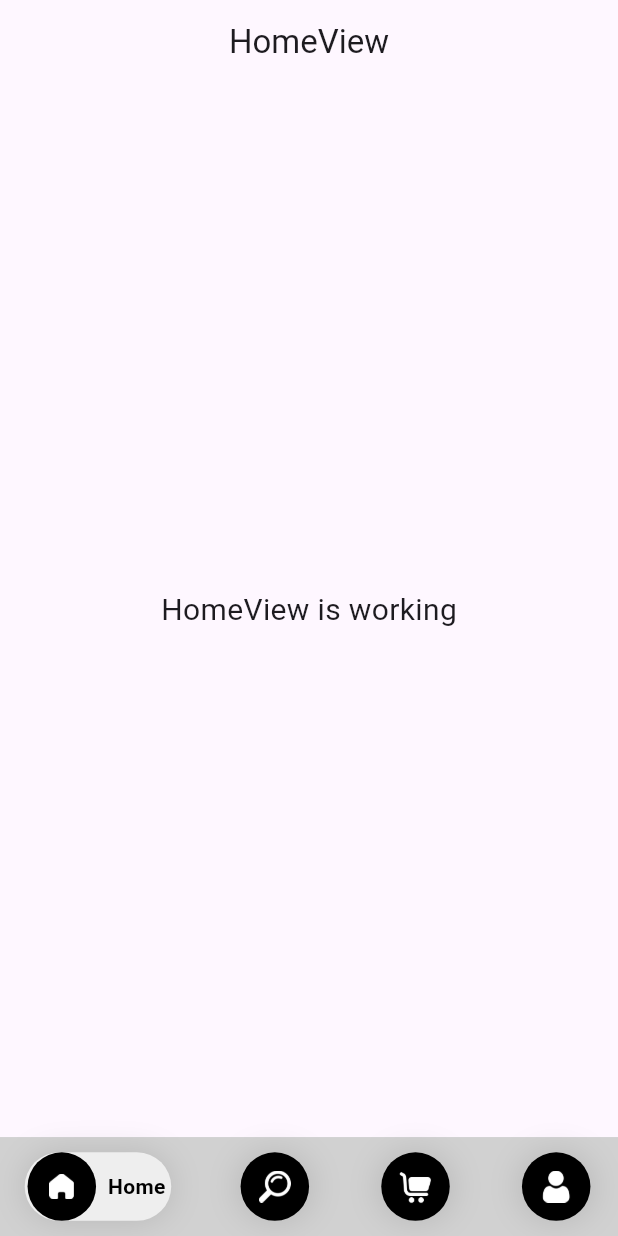
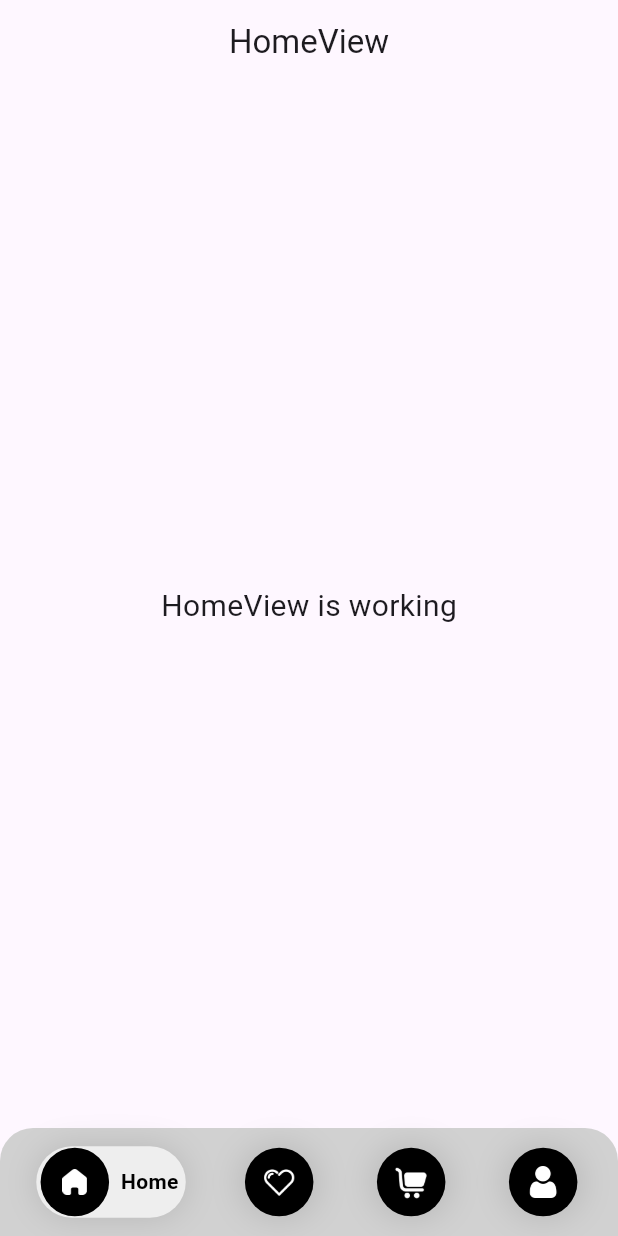
Before and after one commit to md-miyam/my_ecommerce, a Flutter app: the screen it shows after launch, on a phone screen of 412 x 824 dp. Run offline on Flutter 3.47's test engine with Material 3 defaults, Android fonts, the phone set to English and light mode, and no system bars; drawn by our look-alikes of google_nav_bar; our stand-ins replace flutter_screenutil, get.

Commit message:
bottom nev update v0.1

```diff
--- a/lib/app/modules/custom_bottom_navigation_bar/controllers/custom_bottom_navigation_bar_controller.dart
+++ b/lib/app/modules/custom_bottom_navigation_bar/controllers/custom_bottom_navigation_bar_controller.dart
@@ -5,7 +5,7 @@ import 'package:my_ecommerce/app/modules/home/views/home_view.dart';
 class CustomBottomNavigationBarController extends GetxController {
   RxInt currentIndex = 0.obs;
 
-  final page = [HomeView(), Container(), Container(), Container(), Container()];
+  final page = [HomeView(), Container(), Container(), Container(),];
 
   void changeIndex(int index) {
     currentIndex.value = index;
--- a/lib/app/modules/custom_bottom_navigation_bar/views/custom_bottom_navigation_bar_view.dart
+++ b/lib/app/modules/custom_bottom_navigation_bar/views/custom_bottom_navigation_bar_view.dart
@@ -1,13 +1,10 @@
 import 'package:flutter/material.dart';
 import 'package:flutter_screenutil/flutter_screenutil.dart';
-
 import 'package:get/get.dart';
 import 'package:google_nav_bar/google_nav_bar.dart';
-
 import '../controllers/custom_bottom_navigation_bar_controller.dart';
 
-class CustomBottomNavigationBarView
-    extends GetView<CustomBottomNavigationBarController> {
+class CustomBottomNavigationBarView extends GetView<CustomBottomNavigationBarController> {
   const CustomBottomNavigationBarView({super.key});
 
   @override
@@ -16,15 +13,21 @@ class CustomBottomNavigationBarView
       body: Obx(() => controller.page[controller.currentIndex.value]),
       bottomNavigationBar: Obx(
         () => Container(
-          color: Color(0xFFd1d1d1),
-          padding: EdgeInsets.symmetric(horizontal: 15.w, vertical: 10.h),
+          decoration: BoxDecoration(
+            color: Color(0xFFd1d1d1),
+            borderRadius: BorderRadius.only(
+              topLeft: Radius.circular(22),
+              topRight: Radius.circular(22),
+            ),
+          ),
+          padding: EdgeInsets.symmetric(horizontal: 22.w, vertical: 12.h),
           child: GNav(
             tabShadow: [BoxShadow(color: Colors.black12, blurRadius: 18)],
             // curve: Curves.ease,
-            duration: Duration(milliseconds: 200),
+            duration: Duration(milliseconds: 250),
             activeColor: Colors.black,
             tabBackgroundColor: Color(0xffeeeeee),
-            padding: EdgeInsets.symmetric(horizontal: 0, vertical: 0),
+            padding: EdgeInsets.symmetric(horizontal: 1, vertical: 1),
             tabBorderRadius: 100,
             gap: 6,
             selectedIndex: controller.currentIndex.value,
@@ -35,12 +38,16 @@ class CustomBottomNavigationBarView
                 icon: "assets/icons/home_icon.png",
                 iconPadding: 14,
               ),
+              // buildGButton(
+              //   text: "Search",
+              //   icon: "assets/icons/search_icon.png",
+              //   iconPadding: 12,
+              // ),
               buildGButton(
-                text: "Search",
-                icon: "assets/icons/search_icon.png",
-                iconPadding: 12,
+                text: "Saved",
+                icon: "assets/icons/love_icon.png",
+                iconPadding: 10,
               ),
-              // buildGButton(text: "Saved", icon: "assets/icons/love_icon.png",iconPadding: 10),
               buildGButton(
                 text: "Cart",
                 icon: "assets/icons/cart_icon.png",
```
